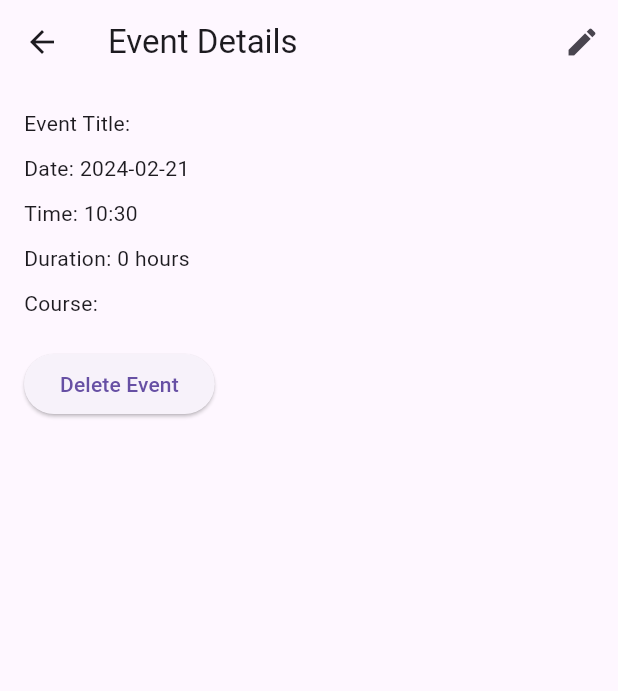
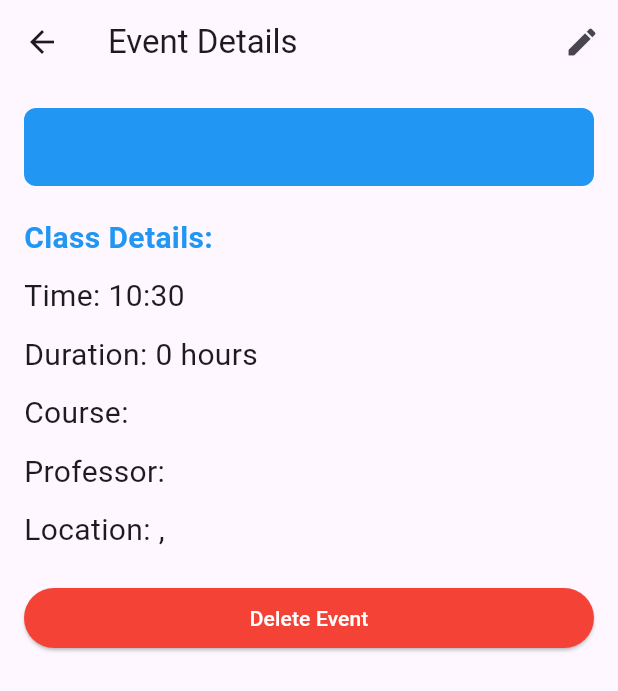
Before and after one commit to BojanaMarojevikj/Classly, a Flutter app: the EventScreen screen opened directly with empty values, on a phone screen of 412 x 824 dp. Shown: the top 691 px of the screen. Run offline on Flutter 3.47's test engine with Material 3 defaults, Android fonts, the phone set to English and light mode, and no system bars; our stand-ins replace cloud_firestore, firebase_auth, firebase_core, flutter_local_notifications, image_picker, syncfusion_flutter_calendar and 1 more; accounts and stored records are empty.

Commit message:
ui improvements

```diff
--- a/lib/widgets/screens/event_screen.dart
+++ b/lib/widgets/screens/event_screen.dart
@@ -43,24 +43,67 @@ class _EventScreenState extends State<EventScreen> {
       body: Padding(
         padding: const EdgeInsets.all(16.0),
         child: Column(
-          crossAxisAlignment: CrossAxisAlignment.start,
+          crossAxisAlignment: CrossAxisAlignment.stretch,
           children: [
-            Text('Event Title: ${widget.event.subject}'),
+            Container(
+              padding: EdgeInsets.all(8.0),
+              decoration: BoxDecoration(
+                color: Colors.blue,
+                borderRadius: BorderRadius.circular(8.0),
+              ),
+              child: Text(
+                '${widget.event.subject}',
+                style: TextStyle(
+                  color: Colors.white,
+                  fontSize: 25.0,
+                  fontWeight: FontWeight.bold,
+                ),
+              ),
+            ),
+            SizedBox(height: 20.0),
+            Text(
+              'Class Details:',
+              style: TextStyle(
+                color: Colors.blue,
+                fontSize: 20.0,
+                fontWeight: FontWeight.bold,
+              ),
+            ),
             SizedBox(height: 10.0),
-            Text('Date: ${formatDate(widget.event.startTime)}'),
+            Text(
+              'Time: ${formatTime(widget.event.startTime)}',
+              style: TextStyle(fontSize: 20.0),
+            ),
             SizedBox(height: 10.0),
-            Text('Time: ${formatTime(widget.event.startTime)}'),
-            SizedBox(height: 10.0),
-            Text('Duration: ${widget.event.endTime.difference(widget.event.startTime).inHours} hours'),
+            Text(
+              'Duration: ${widget.event.endTime.difference(widget.event.startTime).inHours} hours',
+              style: TextStyle(fontSize: 20.0),
+            ),
             SizedBox(height: 10.0),
             if (_selectedCourse != null)
-              Text('Course: ${_selectedCourse!.courseName}'),
+              Text(
+                'Course: ${_selectedCourse!.courseName}',
+                style: TextStyle(fontSize: 20.0),
+              ),
+            SizedBox(height: 10.0),
+            Text(
+              'Professor: ${widget.event.professor.firstName} ${widget.event.professor.lastName}',
+              style: TextStyle(fontSize: 20.0),
+            ),
+            SizedBox(height: 10.0),
+            Text(
+              'Location: ${widget.event.room.name}, ${widget.event.room.building}',
+              style: TextStyle(fontSize: 20.0),
+            ),
             SizedBox(height: 20.0),
             ElevatedButton(
               onPressed: () {
                 _deleteEvent(context);
               },
-              child: Text('Delete Event'),
+              style: ElevatedButton.styleFrom(
+                primary: Colors.red,
+              ),
+              child: Text('Delete Event', style: TextStyle(color: Colors.white)),
             ),
           ],
         ),
```
Also changed, not shown: lib/widgets/screens/notifications_screen.dart (+0 -33 lines), lib/widgets/screens/profile_screen.dart (+13 -13 lines), lib/widgets/screens/default_avatar.png (deleted).
